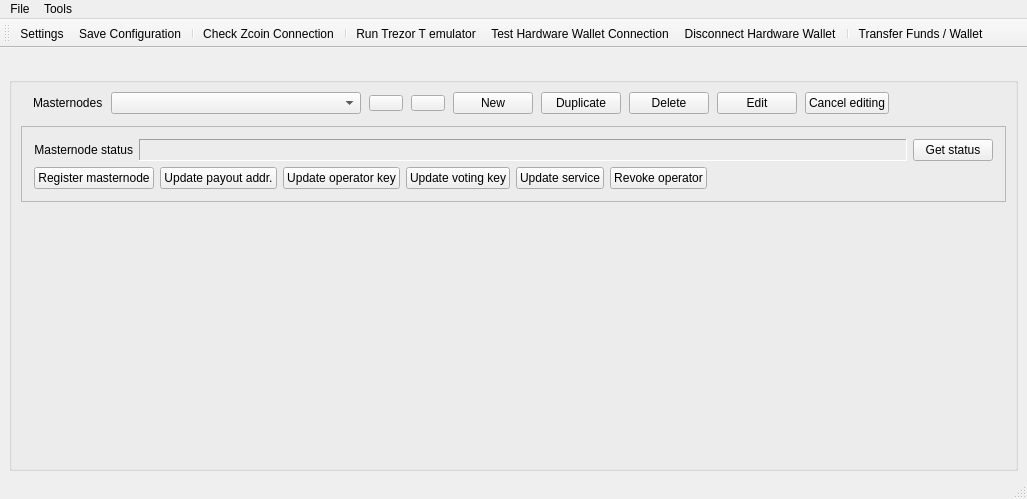
Qt form src/ui/ui_main_dlg.ui (Bertrand256/dash-masternode-tool) before a commit.
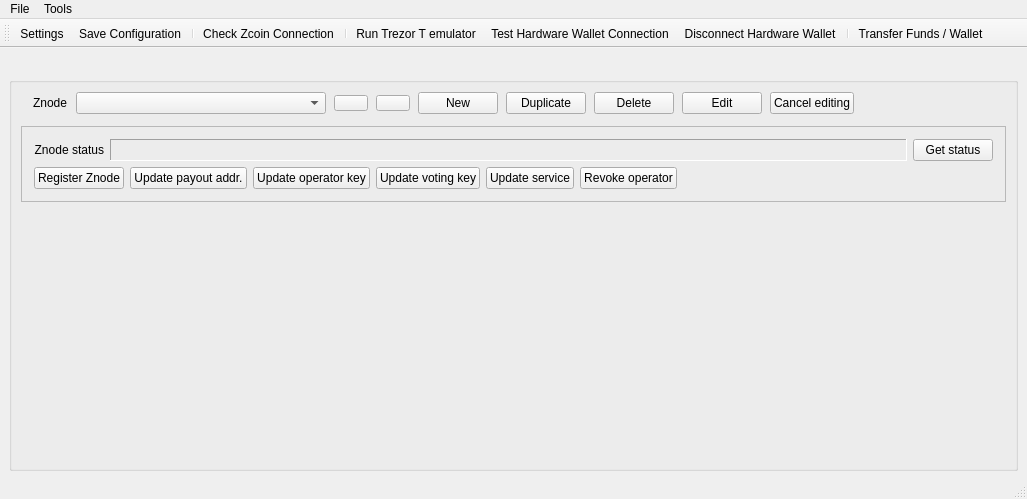
The same form after that commit.

Commit message: Updated text in main window.

The edit to the form file:
```diff
--- a/src/ui/ui_main_dlg.ui
+++ b/src/ui/ui_main_dlg.ui
@@ -106,7 +106,7 @@
             </size>
            </property>
            <property name="text">
-            <string>Masternodes</string>
+            <string>Znode</string>
            </property>
            <property name="alignment">
             <set>Qt::AlignLeading|Qt::AlignLeft|Qt::AlignVCenter</set>
@@ -326,7 +326,7 @@
                </size>
               </property>
               <property name="text">
-               <string>Masternode status</string>
+               <string>Znode status</string>
               </property>
               <property name="alignment">
                <set>Qt::AlignRight|Qt::AlignTrailing|Qt::AlignVCenter</set>
@@ -384,7 +384,7 @@
                <string>Register new/update existing masternode by sending a ProRegTx transaction.</string>
               </property>
               <property name="text">
-               <string>Register masternode</string>
+               <string>Register Znode</string>
               </property>
              </widget>
             </item>
```
Left out of the diff: 26 changed lines with no effect on the pictures. The commit also changes 2 other files.
